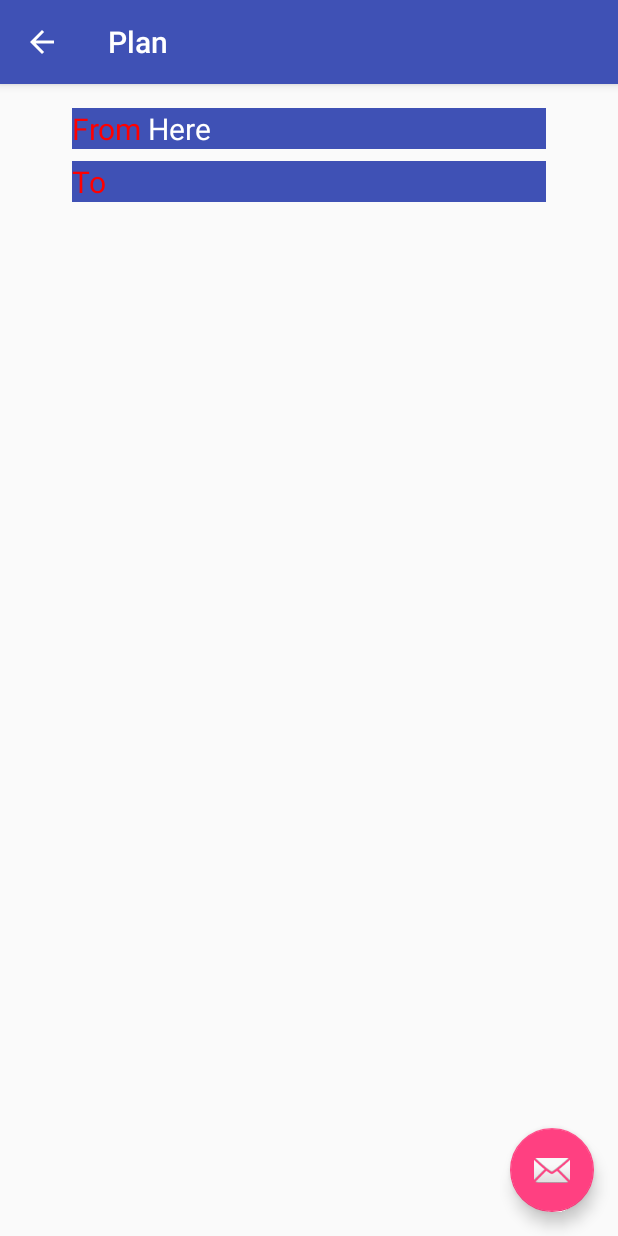
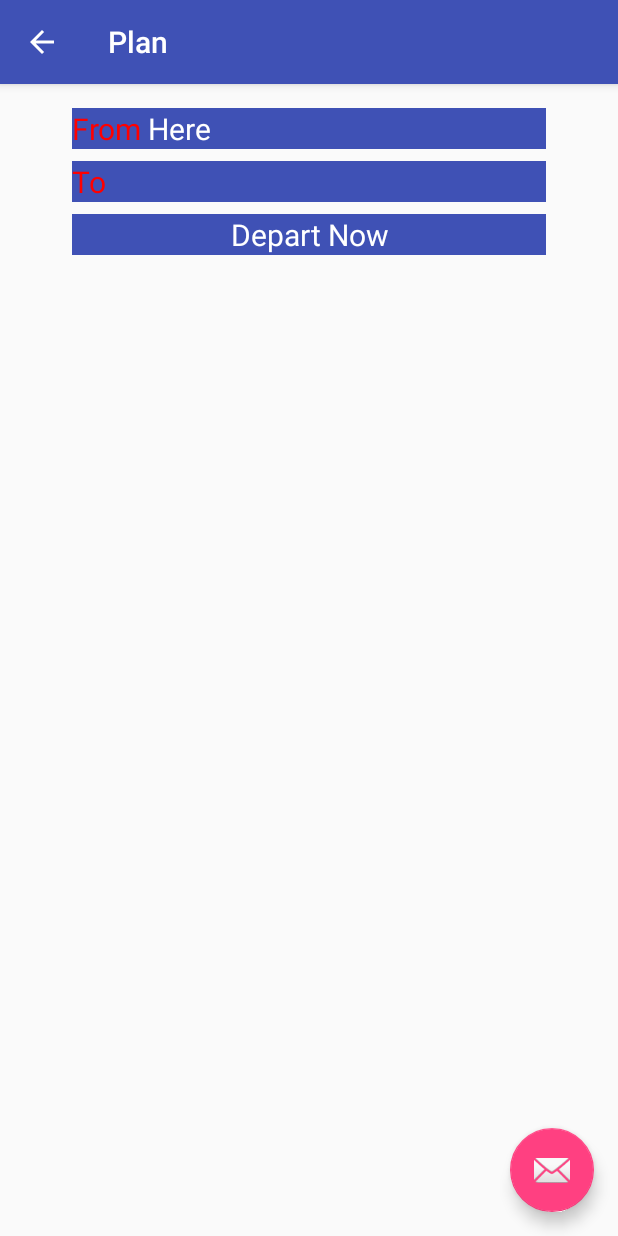
Before and after one commit to MichaelTien8901/Capstone-Project, an Android app: the PlanningActivity screen opened directly, with no data from a screen before it, on a phone screen of 412 x 824 dp. Run offline under Robolectric (Android 15) with nearby library versions, the phone set to English and light mode, and no system bars; our stand-ins replace ButterKnife.

Commit message:
Separate PlanningActivity and its fragment(manually launch) in order to control argument.

```diff
--- a/app/src/main/java/com/ymsgsoft/michaeltien/hummingbird/PlaceActivity.java
+++ b/app/src/main/java/com/ymsgsoft/michaeltien/hummingbird/PlaceActivity.java
@@ -111,7 +111,7 @@ public class PlaceActivity extends FragmentActivity implements GoogleApiClient.O
              read the place ID and title.
               */
             final AutocompletePrediction item = mAdapter.getItem(position);
-            final String placeId = item.getPlaceId();
+            final String placeId = "place_id:" + item.getPlaceId();
             final CharSequence primaryText = item.getPrimaryText(null);
 
             Log.i(TAG, "Autocomplete item selected: " + primaryText);
@@ -182,8 +182,9 @@ public class PlaceActivity extends FragmentActivity implements GoogleApiClient.O
     }
     private void PerformSearch() {
         final CharSequence primaryText = mAutocompleteView.getText();
+        final String place_id = primaryText.toString();
         Intent resultData = new Intent();
-        resultData.putExtra(PLACE_ID, "");
+        resultData.putExtra(PLACE_ID, place_id);
         resultData.putExtra(PLACE_TEXT, primaryText);
         setResult(RESULT_OK, resultData);
         finish();
--- a/app/src/main/java/com/ymsgsoft/michaeltien/hummingbird/PlanningActivity.java
+++ b/app/src/main/java/com/ymsgsoft/michaeltien/hummingbird/PlanningActivity.java
@@ -24,6 +24,23 @@ public class PlanningActivity extends AppCompatActivity {
             }
         });
         getSupportActionBar().setDisplayHomeAsUpEnabled(true);
+        if ( savedInstanceState == null){
+//            String ARG_ITEM_ID = getString(R.string.package_prefix) + getString(R.string.intent_key_movie_object);
+//            MovieObject mv  = getIntent().getParcelableExtra(ARG_ITEM_ID);
+//
+//            Bundle arguments = new Bundle();
+//            arguments.putParcelable(ARG_ITEM_ID, mv);
+//
+//            DetailActivityFragment fragment = new DetailActivityFragment();
+//            fragment.setArguments(arguments);
+//            getSupportFragmentManager().beginTransaction()
+//                    .add(R.id.movie_detail_container, fragment)
+//                    .commit();
+            PlanningActivityFragment fragment = new PlanningActivityFragment();
+            getSupportFragmentManager().beginTransaction()
+                    .add(R.id.fragment_planning_id, fragment)
+                    .commit();
+        }
     }
 
 }
--- a/app/src/main/java/com/ymsgsoft/michaeltien/hummingbird/PlanningActivityFragment.java
+++ b/app/src/main/java/com/ymsgsoft/michaeltien/hummingbird/PlanningActivityFragment.java
@@ -24,6 +24,7 @@ public class PlanningActivityFragment extends Fragment {
     private final int SEARCH_TO_REQUEST_ID = 2;
     @Bind(R.id.fromTextView) TextView mFromTextView;
     @Bind(R.id.toTextView) TextView mToTextView;
+    @Bind(R.id.departTextView) TextView mDepartView;
     protected PlaceObject mFromObject;
     protected PlaceObject mToObject;
 
@@ -60,17 +61,18 @@ public class PlanningActivityFragment extends Fragment {
             mToObject = savedInstanceState.getParcelable(PLAN_TO_ID);
         } else {
             Bundle arguments = getArguments();
-            if (arguments != null && arguments.containsKey(getString(R.string.intent_plan_key_from))) {
+            mFromObject = new PlaceObject();
+            mFromObject.title = getString(R.string.init_search_here);
+            mToObject = new PlaceObject();
+            mToObject.title = "";
+
+            if (arguments != null) {
                 final String ARG_PLAN_FROM_ID = getString(R.string.intent_plan_key_from);
                 final String ARG_PLAN_TO_ID = getString(R.string.intent_plan_key_to);
-
-                mFromObject = arguments.getParcelable(ARG_PLAN_FROM_ID);
-                mToObject = arguments.getParcelable(ARG_PLAN_TO_ID);
-            } else {
-                mFromObject = new PlaceObject();
-                mFromObject.title = getString(R.string.init_search_here);
-                mToObject = new PlaceObject();
-                mToObject.title = "";
+                if ( arguments.containsKey(ARG_PLAN_FROM_ID))
+                    mFromObject = arguments.getParcelable(ARG_PLAN_FROM_ID);
+                if ( arguments.containsKey(ARG_PLAN_TO_ID))
+                    mToObject = arguments.getParcelable(ARG_PLAN_TO_ID);
             }
         }
         updateSearchText();
@@ -107,7 +109,7 @@ public class PlanningActivityFragment extends Fragment {
                     String place_id = data.getStringExtra(PlaceActivity.PLACE_ID);
                     //String place_name = data.getStringExtra(PlaceActivity.PLACE_TEXT);
                     CharSequence place_name = data.getCharSequenceExtra(PlaceActivity.PLACE_TEXT);
-                    mFromObject.title = (String) place_name;
+                    mFromObject.title = place_name.toString();
                     mFromObject.placeId = place_id;
                     updateSearchText();
                 }
@@ -118,8 +120,8 @@ public class PlanningActivityFragment extends Fragment {
                     String place_id = data.getStringExtra(PlaceActivity.PLACE_ID);
                     //String place_name = data.getStringExtra(PlaceActivity.PLACE_TEXT);
                     CharSequence place_name = data.getCharSequenceExtra(PlaceActivity.PLACE_TEXT);
-                    mToObject.title = (String) place_name;
-                    mToObject.placeId = place_id;
+                    mToObject.title = place_name.toString();
+                    mFromObject.placeId = place_id;
                     updateSearchText();
                 }
                 break;
--- a/app/src/main/res/layout/content_planning.xml
+++ b/app/src/main/res/layout/content_planning.xml
@@ -1,10 +1,10 @@
-<fragment xmlns:android="http://schemas.android.com/apk/res/android"
+<android.support.design.internal.ScrimInsetsFrameLayout xmlns:android="http://schemas.android.com/apk/res/android"
     xmlns:app="http://schemas.android.com/apk/res-auto"
     xmlns:tools="http://schemas.android.com/tools"
-    android:id="@+id/fragment"
+    android:id="@+id/fragment_planning_id"
     android:name="com.ymsgsoft.michaeltien.hummingbird.PlanningActivityFragment"
     android:layout_width="match_parent"
     android:layout_height="match_parent"
     app:layout_behavior="@string/appbar_scrolling_view_behavior"
     tools:layout="@layout/fragment_planning" >
- </fragment>
+ </android.support.design.internal.ScrimInsetsFrameLayout>
--- a/app/src/main/res/layout/fragment_planning.xml
+++ b/app/src/main/res/layout/fragment_planning.xml
@@ -22,7 +22,7 @@
         android:layout_marginRight="32dp"
         android:background="@color/colorPrimary"
         android:textColor="#ffffff"
-        android:textSize="20dp" />
+        android:textSize="20sp" />
 
     <TextView
         android:layout_width="match_parent"
@@ -37,5 +37,29 @@
         android:layout_marginRight="32dp"
         android:background="@color/colorPrimary"
         android:textColor="#ffffff"
-        android:textSize="20dp" />
+        android:textSize="20sp" />
+    <TextView
+        android:layout_width="match_parent"
+        android:layout_height="wrap_content"
+        android:id="@+id/departTextView"
+
+        android:layout_below="@+id/toTextView"
+        android:layout_alignParentLeft="true"
+        android:layout_alignParentStart="false"
+        android:layout_marginLeft="32dp"
+        android:layout_marginTop="8dp"
+        android:layout_marginRight="32dp"
+        android:background="@color/colorPrimary"
+        android:textColor="#ffffff"
+        android:textSize="20sp"
+        android:text="@string/init_depart_time"
+        android:textAlignment="center" />
+
+    <ListView
+        android:layout_width="wrap_content"
+        android:layout_height="wrap_content"
+        android:id="@+id/planListView"
+        android:layout_below="@+id/departTextView"
+        android:layout_centerHorizontal="true" />
+
 </RelativeLayout>
--- a/app/src/main/res/values/strings.xml
+++ b/app/src/main/res/values/strings.xml
@@ -16,4 +16,5 @@
     <string name="intent_plan_key_from">arg_intent_key_plan_from</string>
     <string name="intent_plan_key_to">arg_intent_key_plan_to</string>
     <string name="init_search_here">Here</string>
+    <string name="init_depart_time">Depart Now</string>
 </resources>
```
